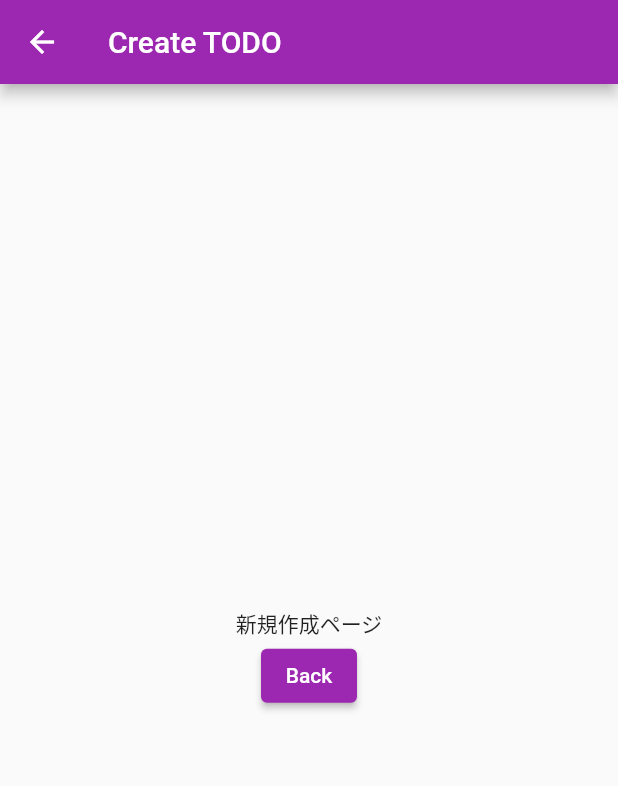
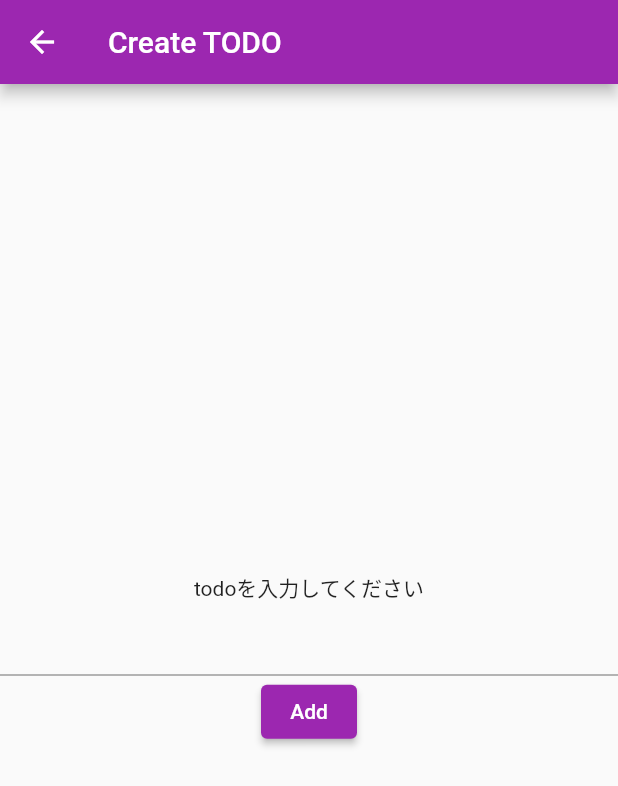
Before and after one commit to YukiAmanai/todoApp, a Flutter app: the screen it shows after launch, after a tap on the "add" icon, on a phone screen of 412 x 824 dp. Shown: the top 786 px of the screen. Run offline on Flutter 3.47's test engine with Material 2 defaults, Android fonts, the phone set to English and light mode, and no system bars.

Commit message:
todo機能作成

```diff
--- a/lib/create_page.dart
+++ b/lib/create_page.dart
@@ -9,6 +9,8 @@ class CreatePage extends StatefulWidget {
 
 class _CreatePageState extends State<CreatePage> {
 
+  String _title = "";
+
   @override
   Widget build(BuildContext context) {
     return Scaffold(
@@ -19,10 +21,13 @@ class _CreatePageState extends State<CreatePage> {
         child: Column(
             mainAxisSize: MainAxisSize.min,
             children: [
-              const Text("新規作成ページ"),
+              const Text ("todoを入力してください"),
+              TextField(
+                onChanged: (String text) => _title = text,
+              ),
               ElevatedButton(
-                child: const Text("Back"),
-                onPressed: () => Navigator.pop(context),
+                child: const Text("Add"),
+                onPressed: () => Navigator.pop(context, _title),
               ),
             ]
         ),
--- a/lib/main.dart
+++ b/lib/main.dart
@@ -1,7 +1,6 @@
 import 'package:flutter/material.dart';
 import 'my_home_page.dart';
 
-//
 void main() {
   runApp(const MyApp());
 }
--- a/lib/my_home_page.dart
+++ b/lib/my_home_page.dart
@@ -49,7 +49,11 @@ class _MyHomePageState extends State<MyHomePage> {
         },
       ),
       floatingActionButton: FloatingActionButton(
-        onPressed: () => Navigator.of(context).push(MaterialPageRoute(builder: (context) => CreatePage())),
+        onPressed: () async {
+          final String? title = await Navigator.of(context)
+              .push(MaterialPageRoute(builder: (context) => CreatePage()));
+          if (title != null && title != "") _addTodo(title);
+        },
         tooltip: "Add Todo",
         child: const Icon(Icons.add),
       ),
```
